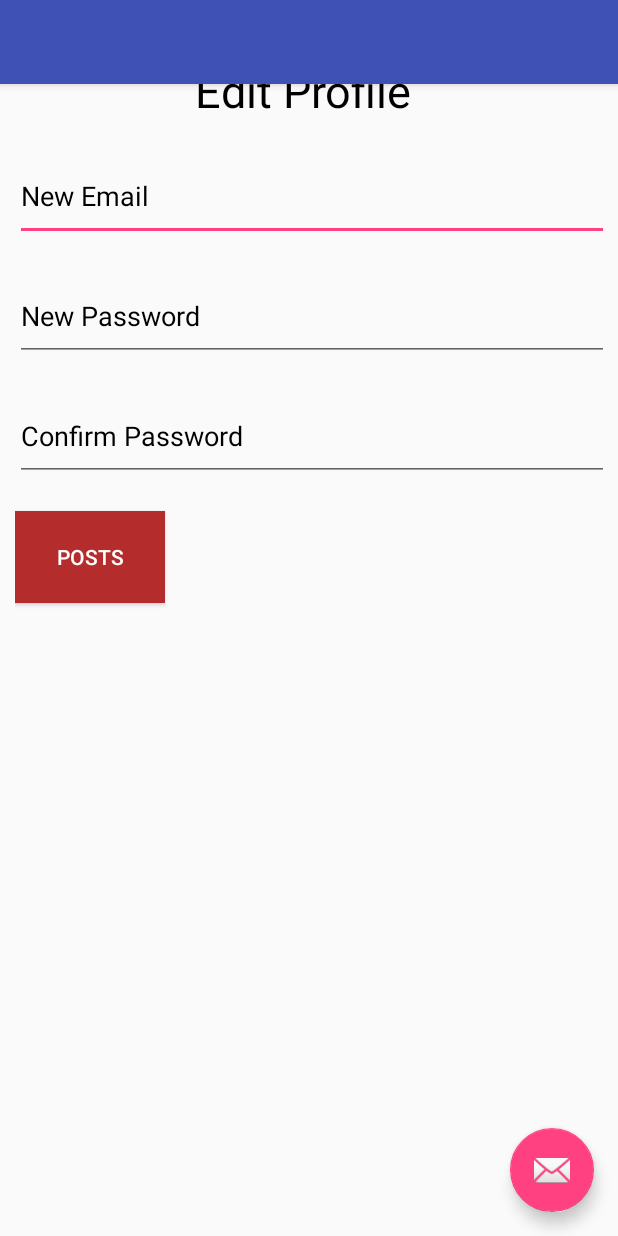
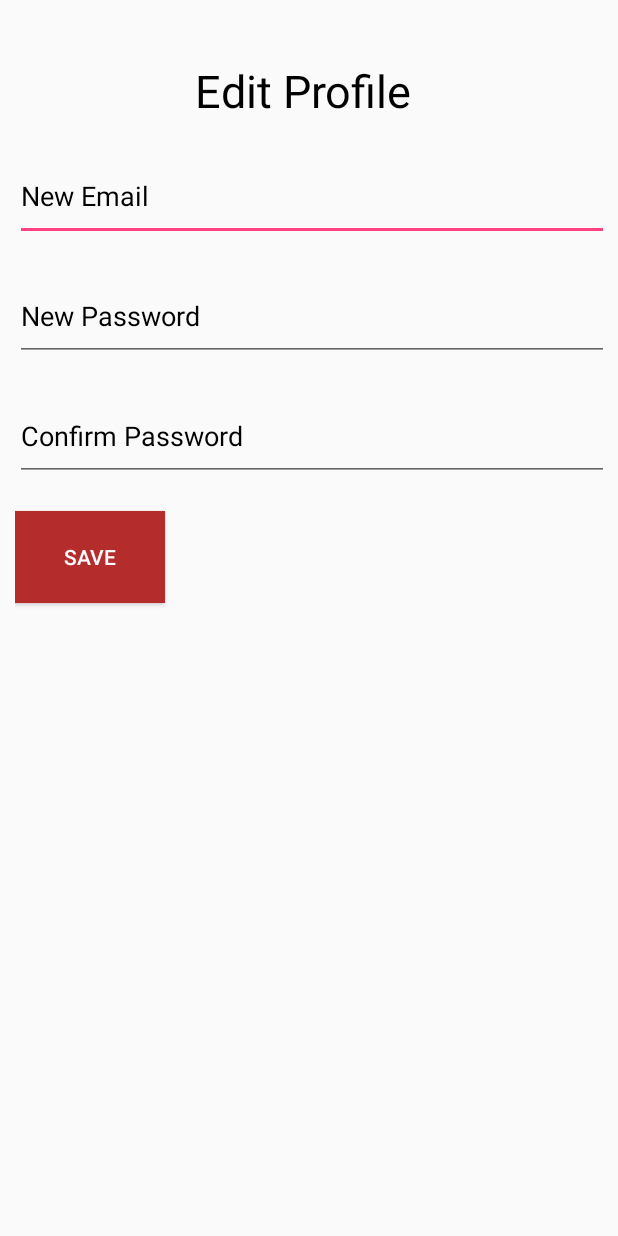
Before and after one commit to mohamadamgad/Movies_sn, an Android app: the Edit_profile screen opened directly, with no data from a screen before it, on a phone screen of 412 x 824 dp. Run offline under Robolectric (Android 15) with nearby library versions, the light colour scheme and no system bars.

Commit message:
profile_main_page

```diff
--- a/app/src/main/java/com/example/amgad/movies_sn/Edit_profile.java
+++ b/app/src/main/java/com/example/amgad/movies_sn/Edit_profile.java
@@ -1,14 +1,13 @@
 package com.example.amgad.movies_sn;
 
+import android.content.Intent;
 import android.os.Bundle;
-import android.content.Intent;
 import android.support.design.widget.FloatingActionButton;
 import android.support.design.widget.Snackbar;
 import android.support.v7.app.AppCompatActivity;
 import android.support.v7.widget.Toolbar;
 import android.view.View;
 import android.widget.Button;
-
 
 public class Edit_profile extends AppCompatActivity {
 
@@ -17,8 +16,9 @@ public class Edit_profile extends AppCompatActivity {
         super.onCreate(savedInstanceState);
         setContentView(R.layout.activity_edit_profile);
 
-        Button next = (Button) findViewById(R.id.Button02);
-        next.setOnClickListener(new View.OnClickListener() {
+
+        Button next2 = (Button) findViewById(R.id.Button02);
+        next2.setOnClickListener(new View.OnClickListener() {
             public void onClick(View view) {
                 Intent intent = new Intent();
                 setResult(RESULT_OK, intent);
@@ -29,10 +29,3 @@ public class Edit_profile extends AppCompatActivity {
     }
 
 }
-
-
-
-//public class Activity2 extends Activity {
-//
-//    /** Called when the activity is first created. */
-//
--- a/app/src/main/java/com/example/amgad/movies_sn/list_single.java
+++ b/app/src/main/java/com/example/amgad/movies_sn/Friends.java
@@ -7,12 +7,12 @@ import android.support.v7.app.AppCompatActivity;
 import android.support.v7.widget.Toolbar;
 import android.view.View;
 
-public class list_single extends AppCompatActivity {
+public class Friends extends AppCompatActivity {
 
     @Override
     protected void onCreate(Bundle savedInstanceState) {
         super.onCreate(savedInstanceState);
-        setContentView(R.layout.list_single);
+        setContentView(R.layout.activity_friends);
         Toolbar toolbar = (Toolbar) findViewById(R.id.toolbar);
         setSupportActionBar(toolbar);
 
--- a/app/src/main/res/layout/activity_edit_profile.xml
+++ b/app/src/main/res/layout/activity_edit_profile.xml
@@ -1,34 +1,59 @@
-<?xml version="1.0" encoding="utf-8"?>
-<android.support.design.widget.CoordinatorLayout xmlns:android="http://schemas.android.com/apk/res/android"
-    xmlns:app="http://schemas.android.com/apk/res-auto"
+<LinearLayout xmlns:android="http://schemas.android.com/apk/res/android"
     xmlns:tools="http://schemas.android.com/tools"
     android:layout_width="match_parent"
+    android:padding="10dp"
+    android:orientation="vertical"
     android:layout_height="match_parent"
-    android:fitsSystemWindows="true"
-    tools:context="com.example.amgad.movies_sn.Edit_profile">
-
-    <android.support.design.widget.AppBarLayout
-        android:layout_width="match_parent"
-        android:layout_height="wrap_content"
-        android:theme="@style/AppTheme.AppBarOverlay">
-
-        <android.support.v7.widget.Toolbar
-            android:id="@+id/toolbar"
-            android:layout_width="match_parent"
-            android:layout_height="?attr/actionBarSize"
-            android:background="?attr/colorPrimary"
-            app:popupTheme="@style/AppTheme.PopupOverlay" />
-
-    </android.support.design.widget.AppBarLayout>
-
-    <include layout="@layout/content_edit_profile" />
-
-    <android.support.design.widget.FloatingActionButton
-        android:id="@+id/fab"
+    android:weightSum="1"
+    >
+    <TextView
         android:layout_width="wrap_content"
         android:layout_height="wrap_content"
-        android:layout_gravity="bottom|end"
-        android:layout_margin="@dimen/fab_margin"
-        android:src="@android:drawable/ic_dialog_email" />
+        android:text="Edit Profile"
+        android:textSize="30sp"
+        android:layout_marginLeft="120dp"
+        android:layout_marginTop="30dp"
+        android:textColor="#000000"
+        />
 
-</android.support.design.widget.CoordinatorLayout>
+    <EditText
+        android:layout_width="400dp"
+        android:layout_height="60dp"
+        android:layout_marginTop="20dp"
+        android:hint="New Email"
+        android:textColorHint="#000000"
+
+        />
+    <EditText
+        android:layout_width="400dp"
+        android:layout_height="60dp"
+        android:layout_marginTop="20dp"
+        android:inputType="textPassword"
+        android:hint="New Password"
+        android:textColorHint="#000000"
+
+        />
+
+    <EditText
+        android:layout_width="400dp"
+        android:layout_height="60dp"
+        android:layout_marginTop="20dp"
+        android:inputType="textPassword"
+        android:hint="Confirm Password"
+        android:textColorHint="#000000"
+        />
+
+    <Button
+        android:layout_width="100dp"
+        android:layout_height="40dp"
+        android:id="@+id/Button02"
+        android:background="#b42c2c"
+        android:textColor="#fffdfd"
+        android:layout_marginTop="20dp"
+        android:layout_marginLeft="0dp"
+        android:text="Save"
+        android:layout_weight="0.05"
+        />
+
+
+</LinearLayout>
--- a/app/src/main/res/layout/content_edit_profile.xml
+++ b/app/src/main/res/layout/content_edit_profile.xml
@@ -1,57 +1,15 @@
-<LinearLayout xmlns:android="http://schemas.android.com/apk/res/android"
+<?xml version="1.0" encoding="utf-8"?>
+<RelativeLayout xmlns:android="http://schemas.android.com/apk/res/android"
+    xmlns:app="http://schemas.android.com/apk/res-auto"
     xmlns:tools="http://schemas.android.com/tools"
     android:layout_width="match_parent"
-    android:padding="10dp"
-    android:orientation="vertical"
     android:layout_height="match_parent"
-    android:weightSum="1"
-    >
-    <TextView
-        android:layout_width="wrap_content"
-        android:layout_height="wrap_content"
-        android:text="Edit Profile"
-        android:textSize="30sp"
-        android:layout_marginLeft="120dp"
-        android:layout_marginTop="30dp"
-        android:textColor="#000000"
-        />
+    android:paddingBottom="@dimen/activity_vertical_margin"
+    android:paddingLeft="@dimen/activity_horizontal_margin"
+    android:paddingRight="@dimen/activity_horizontal_margin"
+    android:paddingTop="@dimen/activity_vertical_margin"
+    app:layout_behavior="@string/appbar_scrolling_view_behavior"
+    tools:context="com.example.amgad.movies_sn.Edit_profile"
+    tools:showIn="@layout/activity_edit_profile">
 
-    <EditText
-        android:layout_width="400dp"
-        android:layout_height="60dp"
-        android:layout_marginTop="20dp"
-        android:hint="New Email"
-        android:textColorHint="#000000"
-
-        />
-    <EditText
-        android:layout_width="400dp"
-        android:layout_height="60dp"
-        android:layout_marginTop="20dp"
-        android:hint="New Password"
-        android:textColorHint="#000000"
-
-        />
-
-    <EditText
-        android:layout_width="400dp"
-        android:layout_height="60dp"
-        android:layout_marginTop="20dp"
-        android:hint="Confirm Password"
-        android:textColorHint="#000000"
-        />
-
-    <Button
-        android:layout_width="100dp"
-        android:layout_height="40dp"
-        android:id="@+id/Button02"
-        android:background="#b42c2c"
-        android:textColor="#fffdfd"
-        android:layout_marginTop="20dp"
-        android:layout_marginLeft="0dp"
-        android:text="Posts"
-        android:layout_weight="0.05"
-        />
-
-
-</LinearLayout>
+</RelativeLayout>
--- a/app/src/main/res/layout/content_list_single.xml
+++ b/app/src/main/res/layout/content_friends.xml
@@ -9,7 +9,7 @@
     android:paddingRight="@dimen/activity_horizontal_margin"
     android:paddingTop="@dimen/activity_vertical_margin"
     app:layout_behavior="@string/appbar_scrolling_view_behavior"
-    tools:context="com.example.amgad.movies_sn.list_single"
-    tools:showIn="@layout/list_single">
+    tools:context="com.example.amgad.movies_sn.Friends"
+    tools:showIn="@layout/activity_friends">
 
 </RelativeLayout>
--- a/app/src/main/res/values/strings.xml
+++ b/app/src/main/res/values/strings.xml
@@ -4,4 +4,5 @@
     <string name="title_activity_my_profile">My_profile</string>
     <string name="title_activity_list_single">list_single</string>
     <string name="title_activity_edit_profile">Edit_profile</string>
+    <string name="title_activity_friends">Friends</string>
 </resources>
```
Also changed, not shown: app/src/main/AndroidManifest.xml (+10 -12 lines), app/src/main/java/com/example/amgad/movies_sn/CustomAdapter.java (added, +30 -0 lines), app/src/main/java/com/example/amgad/movies_sn/CustomList.java (deleted, +0 -37 lines), app/src/main/java/com/example/amgad/movies_sn/MainActivity.java (+9 -43 lines), app/src/main/java/com/example/amgad/movies_sn/My_profile.java (+29 -39 lines), app/src/main/res/layout/activity_friends.xml (added, +19 -0 lines), app/src/main/res/layout/activity_main.xml (+44 -39 lines), app/src/main/res/layout/activity_my_profile.xml (+14 -5 lines), app/src/main/res/layout/custom_row.xml (added, +20 -0 lines), app/src/main/res/layout/list_single.xml (deleted, +0 -17 lines), app/src/main/res/layout/mylist.xml (deleted, +0 -21 lines).
